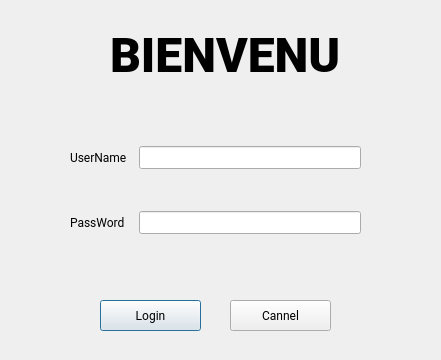
Qt form login.ui (pholien/QtProjet) before a commit.
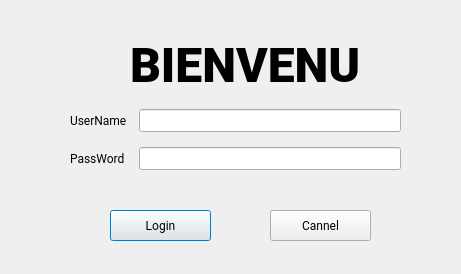
The same form after that commit.

Diff of the .ui file:
```diff
--- a/login.ui
+++ b/login.ui
@@ -6,8 +6,8 @@
    <rect>
     <x>0</x>
     <y>0</y>
-    <width>441</width>
-    <height>360</height>
+    <width>461</width>
+    <height>274</height>
    </rect>
   </property>
   <property name="windowTitle">
@@ -16,8 +16,8 @@
   <widget class="QPushButton" name="OKPushButton">
    <property name="geometry">
     <rect>
-     <x>100</x>
-     <y>300</y>
+     <x>110</x>
+     <y>210</y>
      <width>101</width>
      <height>31</height>
     </rect>
@@ -34,8 +34,8 @@
   <widget class="QPushButton" name="NOPushButton">
    <property name="geometry">
     <rect>
-     <x>230</x>
-     <y>300</y>
+     <x>270</x>
+     <y>210</y>
      <width>101</width>
      <height>31</height>
     </rect>
@@ -52,8 +52,8 @@
   <widget class="QLabel" name="label">
    <property name="geometry">
     <rect>
-     <x>110</x>
-     <y>30</y>
+     <x>130</x>
+     <y>40</y>
      <width>251</width>
      <height>51</height>
     </rect>
@@ -74,9 +74,9 @@
    <property name="geometry">
     <rect>
      <x>70</x>
-     <y>110</y>
-     <width>291</width>
-     <height>161</height>
+     <y>100</y>
+     <width>331</width>
+     <height>81</height>
     </rect>
    </property>
    <layout class="QGridLayout" name="gridLayout_2">
```
